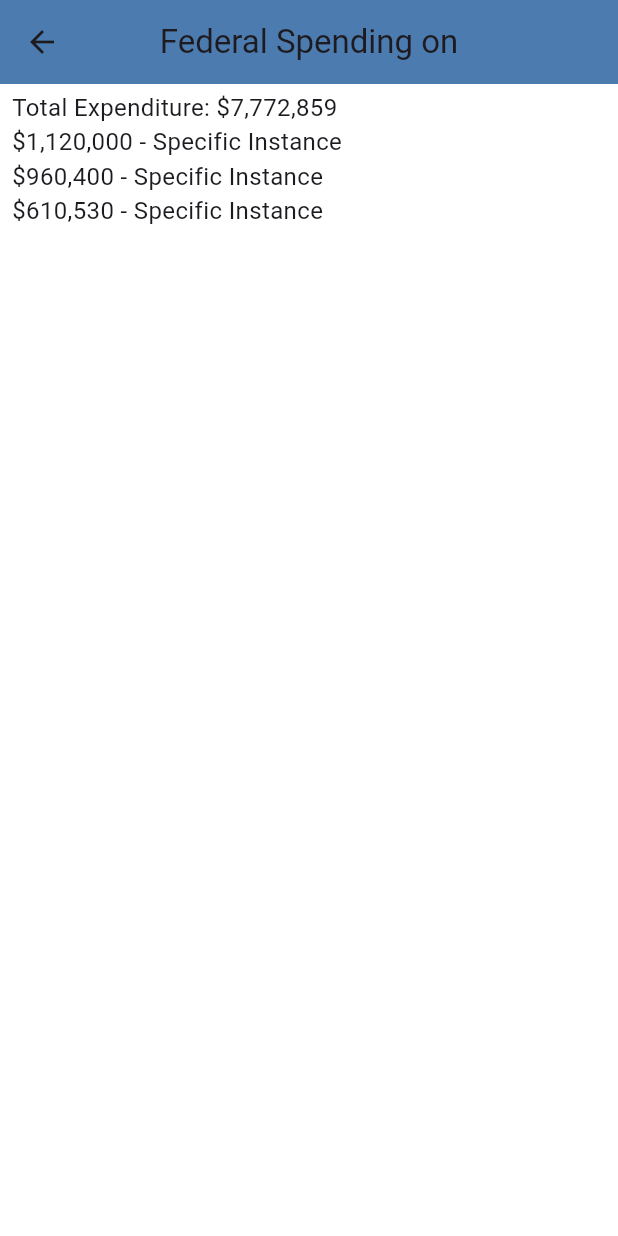
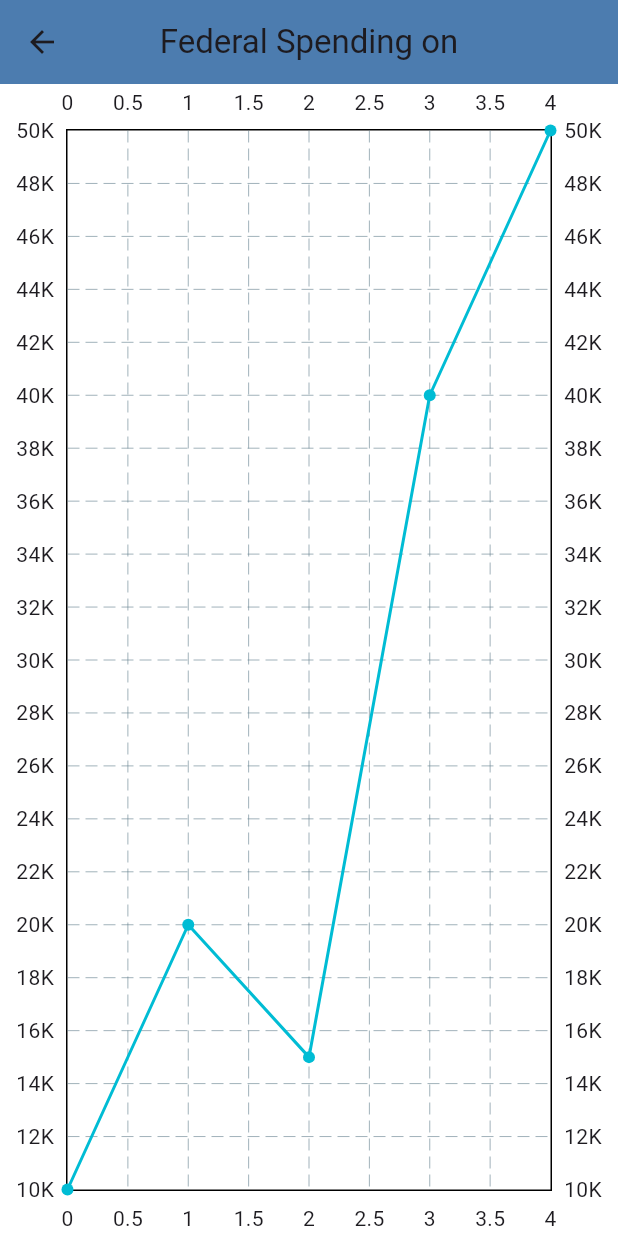
Before and after one commit to dylcarinc/Final-Project, a Flutter app: the Detailspage screen opened directly, on a phone screen of 412 x 824 dp. Run offline on Flutter 3.47's test engine with Material 3 defaults, Android fonts, the phone set to English and light mode, and no system bars; drawn by our look-alikes of fl_chart; our stand-ins replace pie_chart.

Commit message:
Line Graph Added
Needs to be formatted still

```diff
--- a/school_audit_navigator/lib/details_page.dart
+++ b/school_audit_navigator/lib/details_page.dart
@@ -1,4 +1,6 @@
 import 'package:flutter/material.dart';
+import 'package:school_audit_navigator/objects/lineGraphData.dart';
+import 'package:school_audit_navigator/widgets/LineGraphWidget.dart';
 import 'package:school_audit_navigator/widgets/widgets.dart';
 
 class Detailspage extends StatefulWidget {
@@ -17,13 +19,9 @@ class _DetailsPageState extends State<Detailspage> {
         backgroundColor: const Color.fromARGB(255, 76, 124, 175),
         centerTitle: true,
       ),
-      body: const Column(
-        crossAxisAlignment: CrossAxisAlignment.start,
-        children: [
-          Paragraph(
-            'Total Expenditure: \$7,772,859\n\$1,120,000 - Specific Instance\n\$960,400 - Specific Instance\n\$610,530 - Specific Instance'
-          ),
-        ])
+      body:
+          LineGraphWidget(graphData),
+
   );
   }
 }
--- /dev/null
+++ b/school_audit_navigator/lib/objects/LineGraphData.dart
@@ -0,0 +1,12 @@
+import 'package:collection/collection.dart';
+
+class LineGraphData{
+  final double x;
+  final double y;
+  LineGraphData({required this.x, required this.y});
+}
+
+List<LineGraphData> get graphData {
+  final data = <double>[10000, 20000, 15000, 40000, 50000];
+  return data.mapIndexed(((index, element) => LineGraphData(x: index.toDouble(), y: element))).toList();
+}
--- /dev/null
+++ b/school_audit_navigator/lib/widgets/LineGraphWidget.dart
@@ -0,0 +1,21 @@
+import 'package:fl_chart/fl_chart.dart';
+import 'package:flutter/material.dart';
+import 'package:school_audit_navigator/objects/lineGraphData.dart';
+
+class LineGraphWidget extends StatelessWidget {
+  final List<LineGraphData> data;
+
+  const LineGraphWidget(this.data, {Key?key}) : super(key: key);
+
+  @override
+  Widget build(BuildContext context) {
+    return LineChart(LineChartData(lineBarsData: [LineChartBarData(
+      spots: data.map((point) => FlSpot(point.x, point.y)).toList(),
+      isCurved: false,
+      dotData: FlDotData(show: true),
+    ),],
+
+    )
+    );
+  }
+}
--- a/school_audit_navigator/pubspec.yaml
+++ b/school_audit_navigator/pubspec.yaml
@@ -37,6 +37,7 @@ dependencies:
   cupertino_icons: ^1.0.8
   http: ^1.2.2
   pie_chart: ^5.0.0
+  fl_chart: ^0.69.2
 
 dev_dependencies:
   flutter_test:
```
Also changed, not shown: school_audit_navigator/pubspec.lock.
